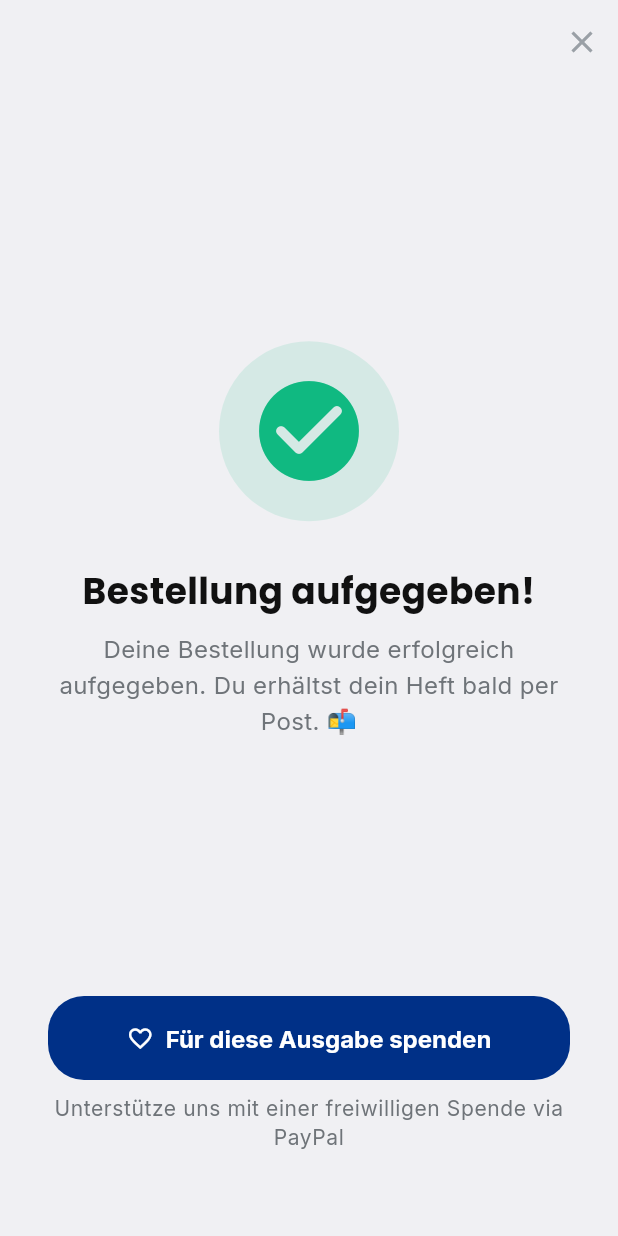
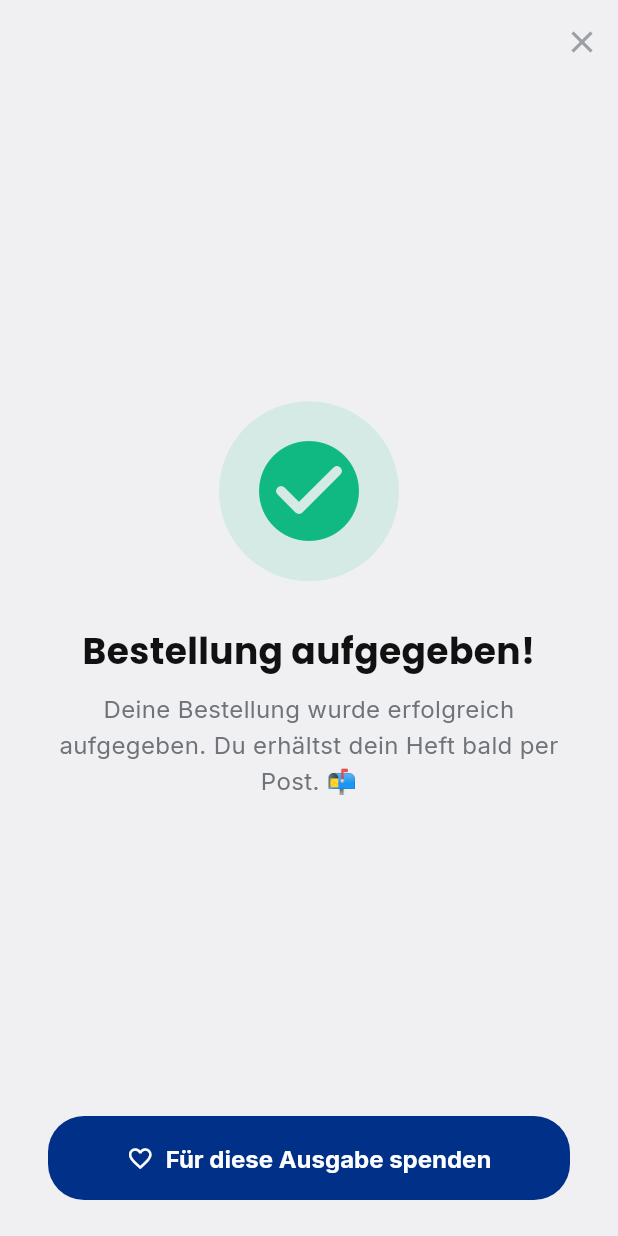
Before and after one commit to eckstaedt/jugendkompass_app, a Flutter app: the OrderSuccessScreen screen opened directly, on a phone screen of 412 x 824 dp. Run offline on Flutter 3.47's test engine with Material 3 defaults, Android fonts, the phone set to English and light mode, and no system bars; our stand-ins replace app_links, audio_video_progress_bar, cached_network_image, chewie, firebase_core, firebase_messaging and 16 more; missing offline and left inert: dart:js_interop, gal, home_widget; accounts and stored records are empty; network calls fail.

Commit message:
fix: PayPal-Text entfernt, dynamisches Bottom-Padding unter Button

```diff
--- a/lib/presentation/screens/shop/order_success_screen.dart
+++ b/lib/presentation/screens/shop/order_success_screen.dart
@@ -140,9 +140,7 @@ class _OrderSuccessScreenState extends State<OrderSuccessScreen>
               // Donation button
               FadeTransition(
                 opacity: _fadeAnim,
-                child: Column(
-                  children: [
-                    SizedBox(
+                child: SizedBox(
                   width: double.infinity,
                   height: 56,
                   child: FilledButton.icon(
@@ -165,22 +163,9 @@ class _OrderSuccessScreenState extends State<OrderSuccessScreen>
                     ),
                   ),
                 ),
-                    const SizedBox(height: 10),
-                    SizedBox(
-                      width: double.infinity,
-                      child: Text(
-                        'Unterstütze uns mit einer freiwilligen Spende via PayPal',
-                        style: theme.textTheme.bodySmall?.copyWith(
-                          color: DesignTokens.getTextSecondary(brightness),
-                        ),
-                        textAlign: TextAlign.center,
-                      ),
-                    ),
-                  ],
-                ),
               ),
 
-              SizedBox(height: MediaQuery.of(context).padding.bottom + 56),
+              SizedBox(height: MediaQuery.of(context).padding.bottom + 24),
             ],
           ),
         ),
```
Lines whose indentation alone changed are shown as unchanged.
